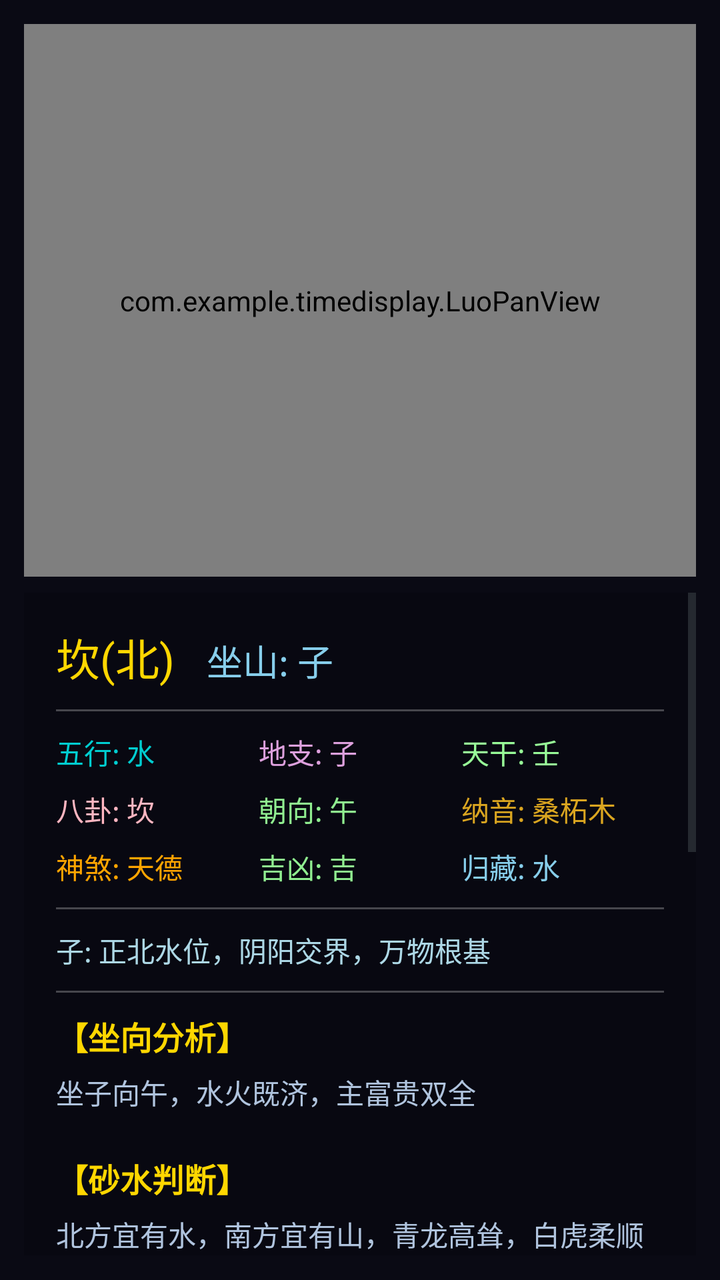
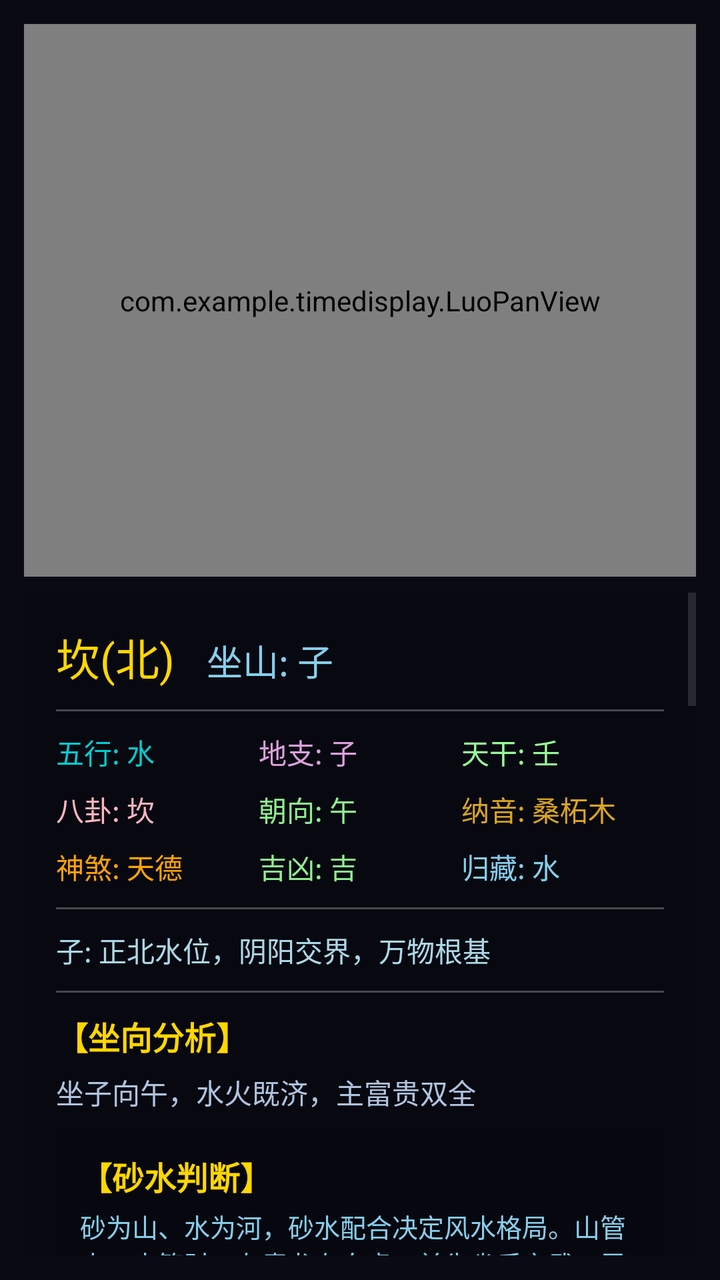

Two renders of the same Android screen: before a commit and after it. Below are the layout's source before the change and the commit's diff.
<!-- AndroidManifest.xml: application theme Theme.TimeDisplay -->
<!-- res/layout/activity_luo_pan.xml -->
<?xml version="1.0" encoding="utf-8"?>
<LinearLayout xmlns:android="http://schemas.android.com/apk/res/android"
    android:layout_width="match_parent"
    android:layout_height="match_parent"
    android:orientation="vertical"
    android:padding="12dp">

    <LinearLayout
        android:layout_width="match_parent"
        android:layout_height="0dp"
        android:layout_weight="1"
        android:gravity="center">
        
        <com.example.timedisplay.LuoPanView
            android:id="@+id/luoPanView"
            android:layout_width="match_parent"
            android:layout_height="match_parent"
            android:maxWidth="400dp"
            android:maxHeight="400dp" />
        
    </LinearLayout>

    <ScrollView
        android:layout_width="match_parent"
        android:layout_height="0dp"
        android:layout_weight="1.2"
        android:layout_marginTop="8dp">

        <LinearLayout
            android:layout_width="match_parent"
            android:layout_height="wrap_content"
            android:orientation="vertical"
            android:padding="16dp"
            android:background="#28000000">

            <LinearLayout
                android:layout_width="match_parent"
                android:layout_height="wrap_content"
                android:orientation="horizontal">

                <TextView
                    android:id="@+id/directionInfo"
                    android:layout_width="wrap_content"
                    android:layout_height="wrap_content"
                    android:text="坎(北)"
                    android:textSize="22sp"
                    android:textColor="#FFD700"
                    android:layout_marginRight="16dp" />

                <TextView
                    android:id="@+id/mountainInfo"
                    android:layout_width="wrap_content"
                    android:layout_height="wrap_content"
                    android:text="坐山: 子"
                    android:textSize="18sp"
                    android:textColor="#87CEEB" />

            </LinearLayout>

            <View
                android:layout_width="match_parent"
                android:layout_height="1dp"
                android:background="#40FFFFFF"
                android:layout_marginTop="10dp"
                android:layout_marginBottom="10dp" />

            <LinearLayout
                android:layout_width="match_parent"
                android:layout_height="wrap_content"
                android:orientation="horizontal"
                android:weightSum="3">

                <TextView
                    android:id="@+id/wuxingInfo"
                    android:layout_width="0dp"
                    android:layout_height="wrap_content"
                    android:layout_weight="1"
                    android:text="五行: 水"
                    android:textSize="14sp"
                    android:textColor="#00CED1" />

                <TextView
                    android:id="@+id/shierZhixingInfo"
                    android:layout_width="0dp"
                    android:layout_height="wrap_content"
                    android:layout_weight="1"
                    android:text="地支: 子"
                    android:textSize="14sp"
                    android:textColor="#DDA0DD" />

                <TextView
                    android:id="@+id/tianganInfo"
                    android:layout_width="0dp"
                    android:layout_height="wrap_content"
                    android:layout_weight="1"
                    android:text="天干: 壬"
                    android:textSize="14sp"
                    android:textColor="#98FB98" />

            </LinearLayout>

            <LinearLayout
                android:layout_width="match_parent"
                android:layout_height="wrap_content"
                android:orientation="horizontal"
                android:weightSum="3"
                android:layout_marginTop="8dp">

                <TextView
                    android:id="@+id/baguaInfo"
                    android:layout_width="0dp"
                    android:layout_height="wrap_content"
                    android:layout_weight="1"
                    android:text="八卦: 坎"
                    android:textSize="14sp"
                    android:textColor="#FFB6C1" />

                <TextView
                    android:id="@+id/chaoXiangInfo"
                    android:layout_width="0dp"
                    android:layout_height="wrap_content"
                    android:layout_weight="1"
                    android:text="朝向: 午"
                    android:textSize="14sp"
                    android:textColor="#90EE90" />

                <TextView
                    android:id="@+id/nayinInfo"
                    android:layout_width="0dp"
                    android:layout_height="wrap_content"
                    android:layout_weight="1"
                    android:text="纳音: 桑柘木"
                    android:textSize="14sp"
                    android:textColor="#DAA520" />

            </LinearLayout>

            <LinearLayout
                android:layout_width="match_parent"
                android:layout_height="wrap_content"
                android:orientation="horizontal"
                android:weightSum="3"
                android:layout_marginTop="8dp">

                <TextView
                    android:id="@+id/shenshaInfo"
                    android:layout_width="0dp"
                    android:layout_height="wrap_content"
                    android:layout_weight="1"
                    android:text="神煞: 天德"
                    android:textSize="14sp"
                    android:textColor="#FFA500" />

                <TextView
                    android:id="@+id/jixiongInfo"
                    android:layout_width="0dp"
                    android:layout_height="wrap_content"
                    android:layout_weight="1"
                    android:text="吉凶: 吉"
                    android:textSize="14sp"
                    android:textColor="#90EE90" />

                <TextView
                    android:id="@+id/diguiInfo"
                    android:layout_width="0dp"
                    android:layout_height="wrap_content"
                    android:layout_weight="1"
                    android:text="归藏: 水"
                    android:textSize="14sp"
                    android:textColor="#87CEEB" />

            </LinearLayout>

            <View
                android:layout_width="match_parent"
                android:layout_height="1dp"
                android:background="#40FFFFFF"
                android:layout_marginTop="10dp"
                android:layout_marginBottom="10dp" />

            <TextView
                android:id="@+id/luopanTips"
                android:layout_width="match_parent"
                android:layout_height="wrap_content"
                android:text="子: 正北水位，阴阳交界，万物根基"
                android:textSize="14sp"
                android:textColor="#ADD8E6" />

            <View
                android:layout_width="match_parent"
                android:layout_height="1dp"
                android:background="#40FFFFFF"
                android:layout_marginTop="10dp"
                android:layout_marginBottom="10dp" />

            <TextView
                android:layout_width="match_parent"
                android:layout_height="wrap_content"
                android:text="【坐向分析】"
                android:textSize="16sp"
                android:textColor="#FFD700"
                android:layout_marginBottom="6dp"
                android:textStyle="bold" />

            <TextView
                android:id="@+id/zhaoxiangAnalysis"
                android:layout_width="match_parent"
                android:layout_height="wrap_content"
                android:text="坐子向午，水火既济，主富贵双全"
                android:textSize="14sp"
                android:textColor="#B0C4DE"
                android:lineSpacingExtra="4sp" />

            <TextView
                android:layout_width="match_parent"
                android:layout_height="wrap_content"
                android:text="\n【砂水判断】"
                android:textSize="16sp"
                android:textColor="#FFD700"
                android:layout_marginBottom="6dp"
                android:textStyle="bold" />

            <TextView
                android:id="@+id/shuishaAnalysis"
                android:layout_width="match_parent"
                android:layout_height="wrap_content"
                android:text="北方宜有水，南方宜有山，青龙高耸，白虎柔顺"
                android:textSize="14sp"
                android:textColor="#B0C4DE"
                android:lineSpacingExtra="4sp" />

            <TextView
                android:layout_width="match_parent"
                android:layout_height="wrap_content"
                android:text="\n【八宅吉凶】"
                android:textSize="16sp"
                android:textColor="#FFD700"
                android:layout_marginBottom="6dp"
                android:textStyle="bold" />

            <TextView
                android:id="@+id/bazhaiAnalysis"
                android:layout_width="match_parent"
                android:layout_height="wrap_content"
                android:text="生气在巽，天医在震，延年在艮，伏位在坎，祸害在乾，六煞在兑，五鬼在离，绝命在坤"
                android:textSize="14sp"
                android:textColor="#B0C4DE"
                android:lineSpacingExtra="4sp" />

            <TextView
                android:layout_width="match_parent"
                android:layout_height="wrap_content"
                android:text="\n【九星飞宫】"
                android:textSize="16sp"
                android:textColor="#FFD700"
                android:layout_marginBottom="6dp"
                android:textStyle="bold" />

            <TextView
                android:id="@+id/jiuxingAnalysis"
                android:layout_width="match_parent"
                android:layout_height="wrap_content"
                android:text="一白贪狼星在坎宫，二黑巨门星在坤宫，三碧禄存星在震宫，四绿文曲星在巽宫，五黄廉贞星在中宫，六白武曲星在乾宫，七赤破军星在兑宫，八白左辅星在艮宫，九紫右弼星在离宫"
                android:textSize="14sp"
                android:textColor="#B0C4DE"
                android:lineSpacingExtra="4sp" />

            <TextView
                android:layout_width="match_parent"
                android:layout_height="wrap_content"
                android:text="\n【八门遁法】"
                android:textSize="16sp"
                android:textColor="#FFD700"
                android:layout_marginBottom="6dp"
                android:textStyle="bold" />

            <TextView
                android:id="@+id/bamenAnalysis"
                android:layout_width="match_parent"
                android:layout_height="wrap_content"
                android:text="休门在坎，生门在艮，伤门在震，杜门在巽，景门在离，死门在坤，惊门在兑，开门在乾"
                android:textSize="14sp"
                android:textColor="#B0C4DE"
                android:lineSpacingExtra="4sp" />

            <TextView
                android:layout_width="match_parent"
                android:layout_height="wrap_content"
                android:text="\n【建筑建议】"
                android:textSize="16sp"
                android:textColor="#FFD700"
                android:layout_marginBottom="6dp"
                android:textStyle="bold" />

            <TextView
                android:id="@+id/buildingAdvice"
                android:layout_width="match_parent"
                android:layout_height="wrap_content"
                android:text="宜坐北朝南，大门宜开南方或东南方，忌开北方"
                android:textSize="14sp"
                android:textColor="#90EE90"
                android:lineSpacingExtra="4sp" />

            <TextView
                android:layout_width="match_parent"
                android:layout_height="wrap_content"
                android:text="\n【命理提示】"
                android:textSize="16sp"
                android:textColor="#FFD700"
                android:layout_marginBottom="6dp"
                android:textStyle="bold" />

            <TextView
                android:id="@+id/mingliInfo"
                android:layout_width="match_parent"
                android:layout_height="wrap_content"
                android:text="子年生人属鼠，五行属水，性格聪明伶俐，机智灵活，善于社交，处事圆滑，富有创造力"
                android:textSize="14sp"
                android:textColor="#FFB6C1"
                android:lineSpacingExtra="4sp" />

        </LinearLayout>

    </ScrollView>

</LinearLayout>
<!-- resources referenced by this layout -->
<resources>
  <style name="Theme.TimeDisplay" parent="android:Theme.DeviceDefault.Light.NoActionBar.Fullscreen">
          <item name="android:windowBackground">@color/background_color</item>
          <item name="android:colorBackground">@color/background_color</item>
          <item name="android:windowFullscreen">true</item>
          <item name="android:windowContentOverlay">@null</item>
          <item name="android:statusBarColor">@android:color/transparent</item>
          <item name="android:navigationBarColor">@android:color/transparent</item>
          <item name="android:windowLightStatusBar">false</item>
          <item name="android:windowLightNavigationBar">false</item>
          <item name="android:windowTranslucentStatus">true</item>
          <item name="android:windowTranslucentNavigation">true</item>
      </style>
  <color name="background_color">#FF0A0A14</color>
</resources>

<!-- the commit's change to res/layout/activity_luo_pan.xml (unified diff, before → after) -->
@@ -211,113 +211,198 @@
                 android:textColor="#B0C4DE"
                 android:lineSpacingExtra="4sp" />
 
-            <TextView
-                android:layout_width="match_parent"
-                android:layout_height="wrap_content"
-                android:text="\n【砂水判断】"
-                android:textSize="16sp"
-                android:textColor="#FFD700"
-                android:layout_marginBottom="6dp"
-                android:textStyle="bold" />
-
-            <TextView
-                android:id="@+id/shuishaAnalysis"
-                android:layout_width="match_parent"
-                android:layout_height="wrap_content"
-                android:text="北方宜有水，南方宜有山，青龙高耸，白虎柔顺"
-                android:textSize="14sp"
-                android:textColor="#B0C4DE"
-                android:lineSpacingExtra="4sp" />
-
-            <TextView
-                android:layout_width="match_parent"
-                android:layout_height="wrap_content"
-                android:text="\n【八宅吉凶】"
-                android:textSize="16sp"
-                android:textColor="#FFD700"
-                android:layout_marginBottom="6dp"
-                android:textStyle="bold" />
-
-            <TextView
-                android:id="@+id/bazhaiAnalysis"
-                android:layout_width="match_parent"
-                android:layout_height="wrap_content"
-                android:text="生气在巽，天医在震，延年在艮，伏位在坎，祸害在乾，六煞在兑，五鬼在离，绝命在坤"
-                android:textSize="14sp"
-                android:textColor="#B0C4DE"
-                android:lineSpacingExtra="4sp" />
-
-            <TextView
-                android:layout_width="match_parent"
-                android:layout_height="wrap_content"
-                android:text="\n【九星飞宫】"
-                android:textSize="16sp"
-                android:textColor="#FFD700"
-                android:layout_marginBottom="6dp"
-                android:textStyle="bold" />
-
-            <TextView
-                android:id="@+id/jiuxingAnalysis"
-                android:layout_width="match_parent"
-                android:layout_height="wrap_content"
-                android:text="一白贪狼星在坎宫，二黑巨门星在坤宫，三碧禄存星在震宫，四绿文曲星在巽宫，五黄廉贞星在中宫，六白武曲星在乾宫，七赤破军星在兑宫，八白左辅星在艮宫，九紫右弼星在离宫"
-                android:textSize="14sp"
-                android:textColor="#B0C4DE"
-                android:lineSpacingExtra="4sp" />
-
-            <TextView
-                android:layout_width="match_parent"
-                android:layout_height="wrap_content"
-                android:text="\n【八门遁法】"
-                android:textSize="16sp"
-                android:textColor="#FFD700"
-                android:layout_marginBottom="6dp"
-                android:textStyle="bold" />
-
-            <TextView
-                android:id="@+id/bamenAnalysis"
-                android:layout_width="match_parent"
-                android:layout_height="wrap_content"
-                android:text="休门在坎，生门在艮，伤门在震，杜门在巽，景门在离，死门在坤，惊门在兑，开门在乾"
-                android:textSize="14sp"
-                android:textColor="#B0C4DE"
-                android:lineSpacingExtra="4sp" />
-
-            <TextView
-                android:layout_width="match_parent"
-                android:layout_height="wrap_content"
-                android:text="\n【建筑建议】"
-                android:textSize="16sp"
-                android:textColor="#FFD700"
-                android:layout_marginBottom="6dp"
-                android:textStyle="bold" />
-
-            <TextView
-                android:id="@+id/buildingAdvice"
-                android:layout_width="match_parent"
-                android:layout_height="wrap_content"
-                android:text="宜坐北朝南，大门宜开南方或东南方，忌开北方"
-                android:textSize="14sp"
-                android:textColor="#90EE90"
-                android:lineSpacingExtra="4sp" />
-
-            <TextView
-                android:layout_width="match_parent"
-                android:layout_height="wrap_content"
-                android:text="\n【命理提示】"
-                android:textSize="16sp"
-                android:textColor="#FFD700"
-                android:layout_marginBottom="6dp"
-                android:textStyle="bold" />
-
-            <TextView
-                android:id="@+id/mingliInfo"
-                android:layout_width="match_parent"
-                android:layout_height="wrap_content"
-                android:text="子年生人属鼠，五行属水，性格聪明伶俐，机智灵活，善于社交，处事圆滑，富有创造力"
-                android:textSize="14sp"
-                android:textColor="#FFB6C1"
-                android:lineSpacingExtra="4sp" />
+            <LinearLayout
+                android:layout_width="match_parent"
+                android:layout_height="wrap_content"
+                android:orientation="vertical"
+                android:padding="12dp"
+                android:background="#1A000000"
+                android:layout_marginBottom="8dp"
+                android:layout_marginTop="8dp">
+                <TextView
+                    android:layout_width="match_parent"
+                    android:layout_height="wrap_content"
+                    android:text="【砂水判断】"
+                    android:textSize="16sp"
+                    android:textColor="#FFD700"
+                    android:layout_marginBottom="4dp"
+                    android:textStyle="bold" />
+                <TextView
+                    android:layout_width="match_parent"
+                    android:layout_height="wrap_content"
+                    android:text="砂为山、水为河，砂水配合决定风水格局。山管人丁水管财，左青龙右白虎，前朱雀后玄武，需配合得当。"
+                    android:textSize="13sp"
+                    android:textColor="#87CEEB"
+                    android:layout_marginBottom="6dp" />
+                <TextView
+                    android:id="@+id/shuishaAnalysis"
+                    android:layout_width="match_parent"
+                    android:layout_height="wrap_content"
+                    android:text="北方宜有水，南方宜有山，青龙高耸，白虎柔顺"
+                    android:textSize="14sp"
+                    android:textColor="#B0C4DE"
+                    android:lineSpacingExtra="4sp" />
+            </LinearLayout>
+
+            <LinearLayout
+                android:layout_width="match_parent"
+                android:layout_height="wrap_content"
+                android:orientation="vertical"
+                android:padding="12dp"
+                android:background="#1A000000"
+                android:layout_marginBottom="8dp">
+                <TextView
+                    android:layout_width="match_parent"
+                    android:layout_height="wrap_content"
+                    android:text="【八宅吉凶】"
+                    android:textSize="16sp"
+                    android:textColor="#FFD700"
+                    android:layout_marginBottom="4dp"
+                    android:textStyle="bold" />
+                <TextView
+                    android:layout_width="match_parent"
+                    android:layout_height="wrap_content"
+                    android:text="八宅法将房屋分为八宫，根据坐山确定伏位，再布生气、天医、延年三吉位，及祸害、六煞、五鬼、绝命四凶位。"
+                    android:textSize="13sp"
+                    android:textColor="#87CEEB"
+                    android:layout_marginBottom="6dp" />
+                <com.example.timedisplay.DirectionNinePalaceView
+                    android:id="@+id/bazhaiNinePalace"
+                    android:layout_width="match_parent"
+                    android:layout_height="260dp" />
+            </LinearLayout>
+
+            <LinearLayout
+                android:layout_width="match_parent"
+                android:layout_height="wrap_content"
+                android:orientation="vertical"
+                android:padding="12dp"
+                android:background="#1A000000"
+                android:layout_marginBottom="8dp">
+                <TextView
+                    android:layout_width="match_parent"
+                    android:layout_height="wrap_content"
+                    android:text="【九星飞宫】"
+                    android:textSize="16sp"
+                    android:textColor="#FFD700"
+                    android:layout_marginBottom="4dp"
+                    android:textStyle="bold" />
+                <TextView
+                    android:layout_width="match_parent"
+                    android:layout_height="wrap_content"
+                    android:text="九星源自北斗七星加左右辅弼，一白至九紫按特定顺序飞入九宫，主不同运势，一白贪狼主财、五黄廉贞主灾。"
+                    android:textSize="13sp"
+                    android:textColor="#87CEEB"
+                    android:layout_marginBottom="6dp" />
+                <com.example.timedisplay.DirectionNinePalaceView
+                    android:id="@+id/jiuxingNinePalace"
+                    android:layout_width="match_parent"
+                    android:layout_height="260dp" />
+            </LinearLayout>
+
+            <LinearLayout
+                android:layout_width="match_parent"
+                android:layout_height="wrap_content"
+                android:orientation="vertical"
+                android:padding="12dp"
+                android:background="#1A000000"
+                android:layout_marginBottom="8dp">
+                <TextView
+                    android:layout_width="match_parent"
+                    android:layout_height="wrap_content"
+                    android:text="【八门遁法】"
+                    android:textSize="16sp"
+                    android:textColor="#FFD700"
+                    android:layout_marginBottom="4dp"
+                    android:textStyle="bold" />
+                <TextView
+                    android:layout_width="match_parent"
+                    android:layout_height="wrap_content"
+                    android:text="奇门遁甲八门：休、生、开为三吉门，伤、杜、景为平门，死、惊为凶门。八门各主不同事务，生门主财、开门主事业。"
+                    android:textSize="13sp"
+                    android:textColor="#87CEEB"
+                    android:layout_marginBottom="6dp" />
+                <com.example.timedisplay.DirectionNinePalaceView
+                    android:id="@+id/bamenNinePalace"
+                    android:layout_width="match_parent"
+                    android:layout_height="260dp" />
+            </LinearLayout>
+
+            <LinearLayout
+                android:layout_width="match_parent"
+                android:layout_height="wrap_content"
+                android:orientation="vertical"
+                android:padding="12dp"
+                android:background="#1A000000"
+                android:layout_marginBottom="8dp">
+                <TextView
+                    android:layout_width="match_parent"
+                    android:layout_height="wrap_content"
+                    android:text="【建筑建议】"
+                    android:textSize="16sp"
+                    android:textColor="#FFD700"
+                    android:layout_marginBottom="6dp"
+                    android:textStyle="bold" />
+                <TextView
+                    android:id="@+id/buildingAdvice"
+                    android:layout_width="match_parent"
+                    android:layout_height="wrap_content"
+                    android:text="宜坐北朝南，大门宜开南方或东南方，忌开北方"
+                    android:textSize="14sp"
+                    android:textColor="#90EE90"
+                    android:lineSpacingExtra="4sp" />
+            </LinearLayout>
+
+            <LinearLayout
+                android:layout_width="match_parent"
+                android:layout_height="wrap_content"
+                android:orientation="vertical"
+                android:padding="12dp"
+                android:background="#1A000000"
+                android:layout_marginBottom="8dp">
+                <TextView
+                    android:layout_width="match_parent"
+                    android:layout_height="wrap_content"
+                    android:text="【命理提示】"
+                    android:textSize="16sp"
+                    android:textColor="#FFD700"
+                    android:layout_marginBottom="6dp"
+                    android:textStyle="bold" />
+                <TextView
+                    android:id="@+id/mingliInfo"
+                    android:layout_width="match_parent"
+                    android:layout_height="wrap_content"
+                    android:text="子年生人属鼠，五行属水，性格聪明伶俐，机智灵活，善于社交，处事圆滑，富有创造力"
+                    android:textSize="14sp"
+                    android:textColor="#FFB6C1"
+                    android:lineSpacingExtra="4sp" />
+            </LinearLayout>
+
+            <LinearLayout
+                android:layout_width="match_parent"
+                android:layout_height="wrap_content"
+                android:orientation="vertical"
+                android:padding="16dp"
+                android:background="#20000000"
+                android:layout_marginTop="8dp"
+                android:layout_marginBottom="8dp">
+                <TextView
+                    android:layout_width="match_parent"
+                    android:layout_height="wrap_content"
+                    android:text="【综合总结】"
+                    android:textSize="18sp"
+                    android:textColor="#FFD700"
+                    android:layout_marginBottom="12dp"
+                    android:textStyle="bold" />
+                <TextView
+                    android:id="@+id/summaryInfo"
+                    android:layout_width="match_parent"
+                    android:layout_height="wrap_content"
+                    android:text="坐山：子，五行属水，坐北朝南，吉利方位：东南、东方、东北，需注意南方五鬼位"
+                    android:textSize="14sp"
+                    android:textColor="#E0E0E0"
+                    android:lineSpacingExtra="6sp" />
+            </LinearLayout>
 
         </LinearLayout>
 
